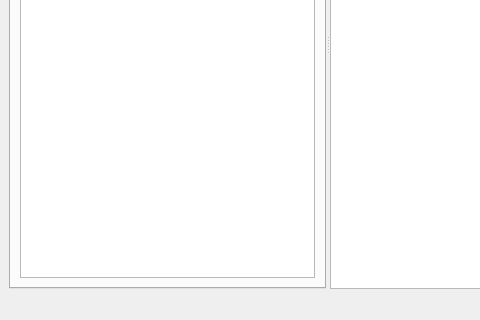
Before: the Qt Designer form scribus/ui/helpbrowser2.ui in scribusproject/scribus, drawn with Qt 5; both pictures show x 0 to 480 and y 228 to 548 of the 630 by 548 pixel window.
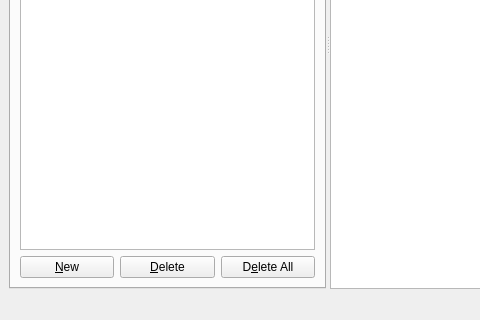
After: the same form once the commit is applied. The open tabs and pages were chosen to show the change.

Commit message: More migration of help browser code.

The edit to the form file:
```diff
--- a/scribus/ui/helpbrowser2.ui
+++ b/scribus/ui/helpbrowser2.ui
@@ -87,6 +87,31 @@
            </column>
           </widget>
          </item>
+         <item>
+          <layout class="QHBoxLayout" >
+           <item>
+            <widget class="QPushButton" name="bookmarkButton" >
+             <property name="text" >
+              <string>&amp;New</string>
+             </property>
+            </widget>
+           </item>
+           <item>
+            <widget class="QPushButton" name="deleteBookmarkButton" >
+             <property name="text" >
+              <string>&amp;Delete</string>
+             </property>
+            </widget>
+           </item>
+           <item>
+            <widget class="QPushButton" name="deleteAllBookmarkButton" >
+             <property name="text" >
+              <string>D&amp;elete All</string>
+             </property>
+            </widget>
+           </item>
+          </layout>
+         </item>
         </layout>
        </widget>
       </widget>
```
Left out of the diff: 4 changed lines with no effect on the pictures. The commit also changes 2 other files.
